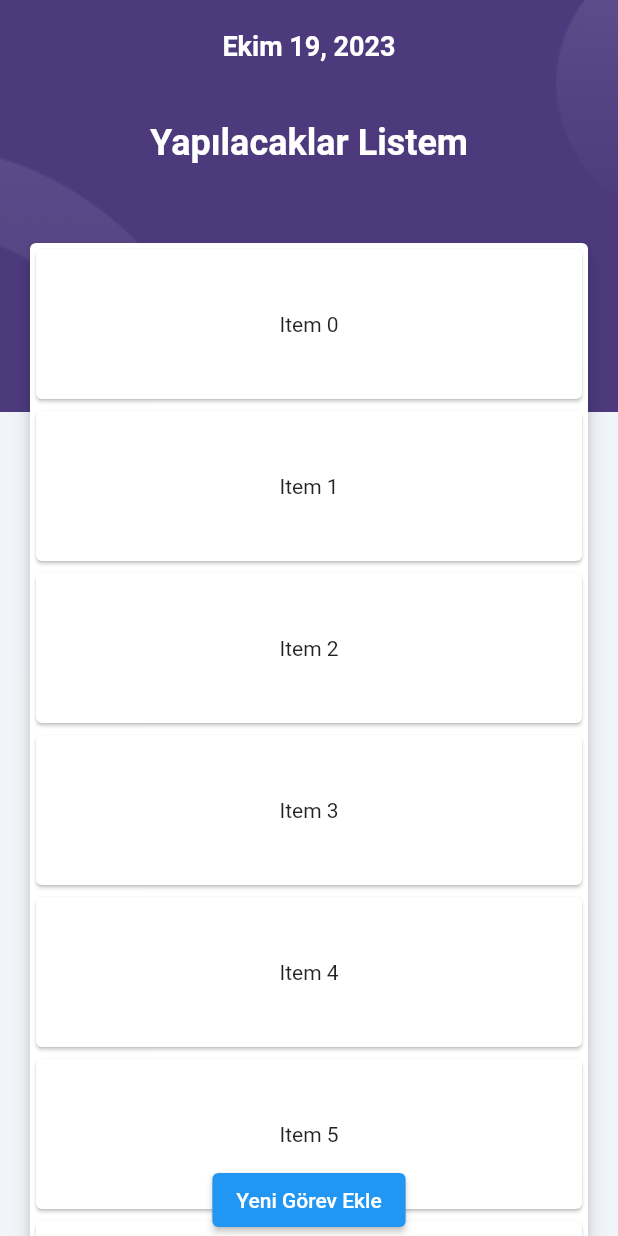
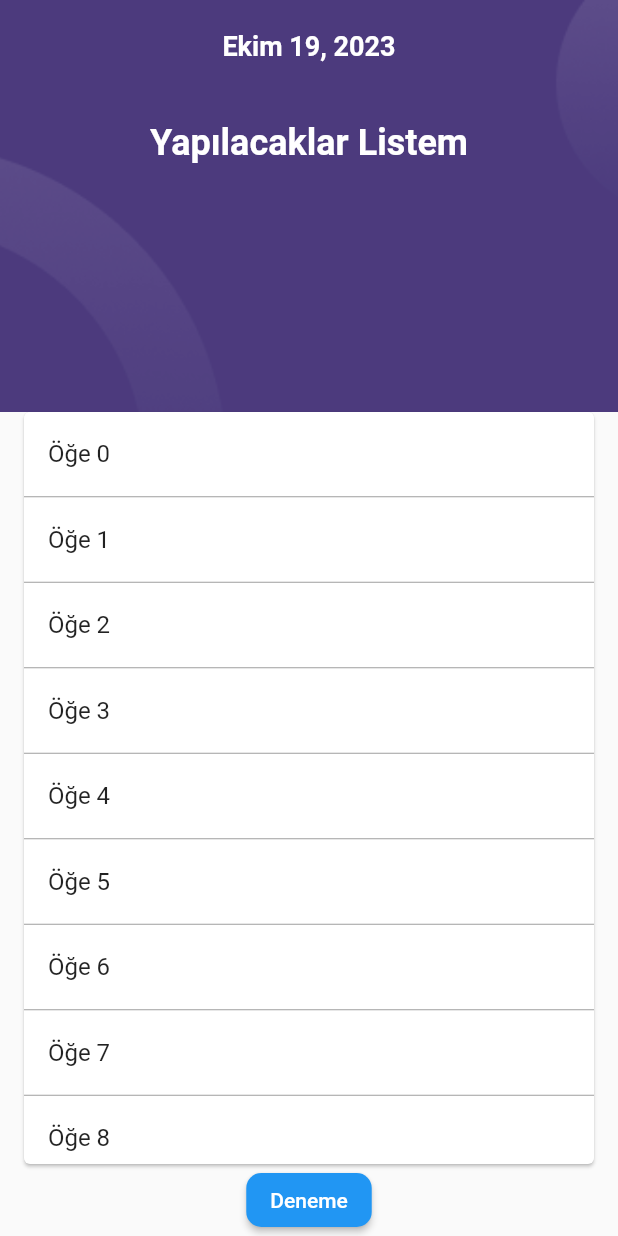
Before and after one commit to brkmustu/todo_app, a Flutter app: the screen it shows after launch, on a phone screen of 412 x 824 dp. Run offline on Flutter 3.47's test engine with Material 2 defaults, Android fonts, the phone set to English and light mode, and no system bars; our stand-ins replace hexcolor.

Commit message:
deneme belli bir seviyeye geldi

```diff
--- a/lib/custom_widgets/task_list.dart
+++ b/lib/custom_widgets/task_list.dart
@@ -17,80 +17,16 @@ class TaskModel {
   TaskModel(this.name, this.isChecked);
 }
 
-class TaskList extends StatelessWidget {
-  final String name;
-  const TaskList({required this.name});
-
-  RoundedRectangleBorder getCardBorder(index) {
-    if (index == 0) {
-      return const RoundedRectangleBorder(
-        borderRadius: BorderRadius.vertical(
-            top: Radius.circular(20), bottom: Radius.circular(0)),
+Widget buildTaskList(BuildContext context) {
+  return ListView.separated(
+    // padding: const EdgeInsets.all(8),
+    itemCount: todos.length,
+    itemBuilder: (BuildContext context, int index) {
+      return Container(
+        height: 50,
+        child: Center(child: Text('Entry ${todos[index].name}')),
       );
-    } else if (index > 0 && index < todos.length - 1) {
-      return RoundedRectangleBorder(
-        borderRadius: BorderRadius.circular(0),
-      );
-    } else {
-      return const RoundedRectangleBorder(
-        borderRadius: BorderRadius.vertical(
-            top: Radius.circular(0), bottom: Radius.circular(20)),
-      );
-    }
-  }
-
-  EdgeInsets getCardPadding(index) {
-    if (index == 0) {
-      return const EdgeInsets.fromLTRB(20, 20, 20, 0);
-    } else if (index > 0 && index < todos.length - 1) {
-      return const EdgeInsets.fromLTRB(20, 0, 20, 0);
-    } else {
-      return const EdgeInsets.fromLTRB(20, 0, 20, 20);
-    }
-  }
-
-  @override
-  Widget build(BuildContext context) {
-    const items = 16;
-
-    return Expanded(
-      child: LayoutBuilder(
-        builder: (context, constraints) {
-          return SingleChildScrollView(
-            child: ConstrainedBox(
-              constraints: BoxConstraints(
-                maxHeight: constraints.maxHeight,
-                minHeight: getDeviceHeight(context) - 300,
-              ),
-              child: Column(
-                mainAxisAlignment: MainAxisAlignment.spaceBetween,
-                crossAxisAlignment: CrossAxisAlignment.stretch,
-                children: List.generate(
-                    items, (index) => ItemWidget(text: 'Item $index')),
-              ),
-            ),
-          );
-        },
-      ),
-    );
-  }
+    },
+    separatorBuilder: (BuildContext context, int index) => const Divider(),
+  );
 }
-
-class ItemWidget extends StatelessWidget {
-  const ItemWidget({
-    super.key,
-    required this.text,
-  });
-
-  final String text;
-
-  @override
-  Widget build(BuildContext context) {
-    return Card(
-      child: SizedBox(
-        height: 100,
-        child: Center(child: Text(text)),
-      ),
-    );
-  }
-}
--- a/lib/layout_sections.dart
+++ b/lib/layout_sections.dart
@@ -44,15 +44,17 @@ Widget getHeaderWidget(BuildContext context) => Container(
       ),
     );
 
-Positioned getTopColumnWidget() => const Positioned(
+Positioned getTopColumnWidget(BuildContext context) => Positioned(
       top: 158,
       left: 16,
       right: 16,
-      child: SingleChildScrollView(
-        child: Card(
-          elevation: 5,
-          child: TaskList(name: "Yapılacaklar"),
-        ),
+      child: Card(
+        child: Column(children: [
+          ListTile(
+            title: Text('Başlık'),
+          ),
+          Expanded(child: buildTaskList(context))
+        ]),
       ),
     );
 
--- a/lib/main.dart
+++ b/lib/main.dart
@@ -1,37 +1,63 @@
 import 'package:flutter/material.dart';
-import 'package:hexcolor/hexcolor.dart';
-import 'package:todo_app/constants/color.dart';
 import 'package:todo_app/layout_sections.dart';
 
 void main() {
-  runApp(const MyApp());
+  runApp(MyApp());
 }
 
-class MyApp extends StatefulWidget {
-  const MyApp({super.key});
-
-  @override
-  State<MyApp> createState() => _MyAppState();
-}
-
-class _MyAppState extends State<MyApp> {
-  bool isChecked = false;
-
+class MyApp extends StatelessWidget {
   @override
   Widget build(BuildContext context) {
     return MaterialApp(
-      debugShowCheckedModeBanner: false,
       home: SafeArea(
         child: Scaffold(
-          backgroundColor: HexColor(backgroundColor),
-          body: Stack(
-            fit: StackFit.loose,
+          body: Column(
             children: [
-              // Header
+              // Header bölümü
               getHeaderWidget(context),
-              // Top Column
-              getTopColumnWidget(),
-              bottomContainer
+              // Body bölümü (scroll edilebilir liste)
+              Expanded(
+                child: Padding(
+                  padding: EdgeInsets.fromLTRB(
+                      16, 0, 16, 0), // Sağdan ve soldan 16 piksel boşluk
+                  child: Card(
+                    margin: EdgeInsets.all(0), // Card kenar boşluğunu kaldır
+                    child: ListView.separated(
+                      itemCount: 50, // Listede görüntülenen öğelerin sayısı
+                      separatorBuilder: (BuildContext context, int index) {
+                        return Divider(
+                          height: 1, // Divider yüksekliği
+                          color: Colors.grey,
+                        );
+                      },
+                      itemBuilder: (BuildContext context, int index) {
+                        return ListTile(
+                          title: Text('Öğe $index'),
+                        );
+                      },
+                    ),
+                  ),
+                ),
+              ),
+              // Footer bölümü
+              ElevatedButton(
+                onPressed: () {},
+                child: Text("Deneme"),
+                style: ElevatedButton.styleFrom(
+                    shape: RoundedRectangleBorder(
+                        borderRadius: BorderRadius.circular(10))),
+              ),
+              // Container(
+              //   height: 50.0,
+              //   color: Colors.green,
+              //   child: ElevatedButton(
+              //     onPressed: () {},
+              //     child: Text("Deneme"),
+              //     style: ElevatedButton.styleFrom(
+              //         shape: RoundedRectangleBorder(
+              //             borderRadius: BorderRadius.circular(10))),
+              //   ),
+              // ),
             ],
           ),
         ),
```
Also changed, not shown: 1 other file.
